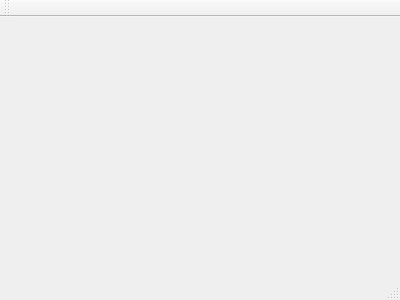
mrexodia/LivecodingTwitch, file Src/MainWindow.ui: the form before one commit.
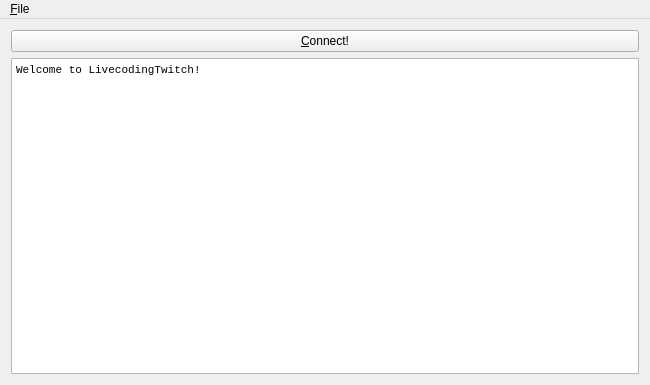
The form after the commit.

What changed in the file:
```diff
--- a/Src/MainWindow.ui
+++ b/Src/MainWindow.ui
@@ -1,24 +1,69 @@
 <ui version="4.0">
  <class>MainWindow</class>
- <widget class="QMainWindow" name="MainWindow" >
-  <property name="geometry" >
+ <widget class="QMainWindow" name="MainWindow">
+  <property name="geometry">
    <rect>
     <x>0</x>
     <y>0</y>
-    <width>400</width>
-    <height>300</height>
+    <width>650</width>
+    <height>385</height>
    </rect>
   </property>
   <property name="windowTitle" >
    <string>MainWindow</string>
   </property>
-  <widget class="QMenuBar" name="menuBar" />
-  <widget class="QToolBar" name="mainToolBar" />
-  <widget class="QWidget" name="centralWidget" />
-  <widget class="QStatusBar" name="statusBar" />
+  <widget class="QWidget" name="centralWidget">
+   <layout class="QVBoxLayout" name="verticalLayout">
+    <item>
+     <widget class="QPushButton" name="buttonConnect">
+      <property name="text">
+       <string>&amp;Connect!</string>
+      </property>
+     </widget>
+    </item>
+    <item>
+     <widget class="QTextEdit" name="textLog">
+      <property name="font">
+       <font>
+        <family>Lucida Console</family>
+       </font>
+      </property>
+      <property name="html">
+       <string>&lt;!DOCTYPE HTML PUBLIC &quot;-//W3C//DTD HTML 4.0//EN&quot; &quot;http://www.w3.org/TR/REC-html40/strict.dtd&quot;&gt;
+&lt;html&gt;&lt;head&gt;&lt;meta name=&quot;qrichtext&quot; content=&quot;1&quot; /&gt;&lt;style type=&quot;text/css&quot;&gt;
+p, li { white-space: pre-wrap; }
+&lt;/style&gt;&lt;/head&gt;&lt;body style=&quot; font-family:'Lucida Console'; font-size:8.25pt; font-weight:400; font-style:normal;&quot;&gt;
+&lt;p style=&quot; margin-top:0px; margin-bottom:0px; margin-left:0px; margin-right:0px; -qt-block-indent:0; text-indent:0px;&quot;&gt;Welcome to LivecodingTwitch!&lt;/p&gt;
+&lt;p style=&quot;-qt-paragraph-type:empty; margin-top:0px; margin-bottom:0px; margin-left:0px; margin-right:0px; -qt-block-indent:0; text-indent:0px;&quot;&gt;&lt;br /&gt;&lt;/p&gt;&lt;/body&gt;&lt;/html&gt;</string>
+      </property>
+     </widget>
+    </item>
+   </layout>
+  </widget>
+  <widget class="QMenuBar" name="menuBar">
+   <property name="geometry">
+    <rect>
+     <x>0</x>
+     <y>0</y>
+     <width>650</width>
+     <height>21</height>
+    </rect>
+   </property>
+   <widget class="QMenu" name="menuFile">
+    <property name="title">
+     <string>&amp;File</string>
+    </property>
+    <addaction name="actionExit"/>
+   </widget>
+   <addaction name="menuFile"/>
+  </widget>
+  <action name="actionExit">
+   <property name="text">
+    <string>E&amp;xit</string>
+   </property>
+  </action>
  </widget>
- <layoutDefault spacing="6" margin="11" />
- <pixmapfunction></pixmapfunction>
+ <layoutdefault spacing="6" margin="11"/>
  <resources/>
  <connections/>
 </ui>
```
Left out of the diff: 3 changed lines with no effect on the pictures.
